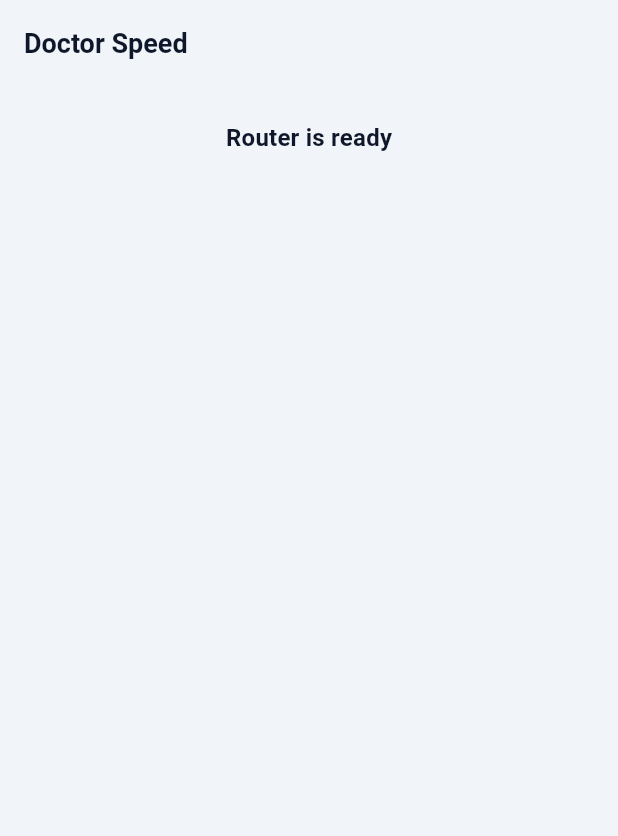
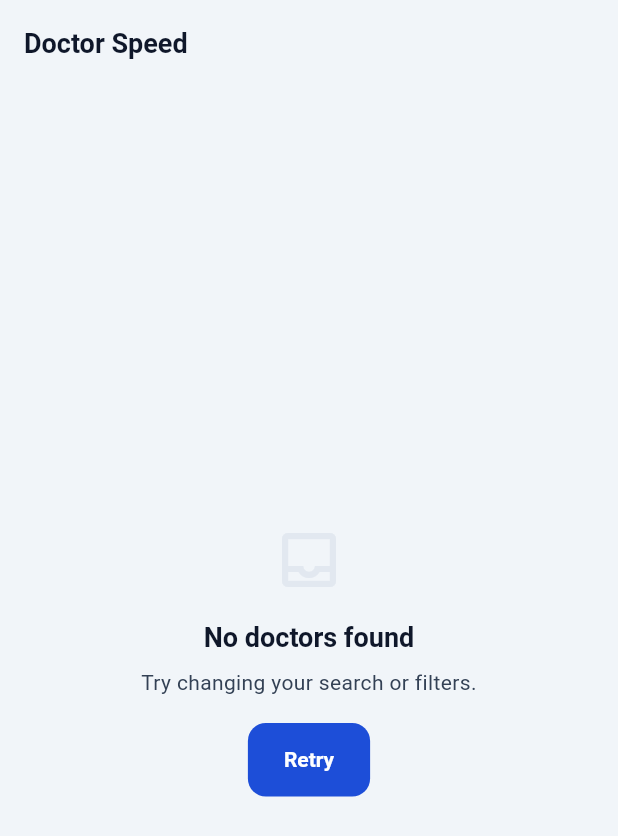
Before and after one commit to kamal635/doctor_speed_app, a Flutter app: the screen it shows after launch, on a phone screen of 412 x 824 dp. Shown: the top 836 px of the screen. Run offline on Flutter 3.47's test engine with Material 3 defaults, Android fonts, the phone set to English and light mode, and no system bars; our stand-ins replace dio, flutter_riverpod, flutter_secure_storage, go_router, shared_preferences, skeletonizer.

Commit message:
feat(shared/state): add empty state widget

```diff
--- a/lib/app/router/app_router.dart
+++ b/lib/app/router/app_router.dart
@@ -1,4 +1,4 @@
-import 'package:doctor_speed_app/core/extensions/build_context_theme_x.dart';
+import 'package:doctor_speed_app/shared/widgets/state_views/app_empty_state.dart';
 import 'package:flutter/material.dart';
 import 'package:go_router/go_router.dart';
 
@@ -23,21 +23,11 @@ class _PlaceholderPage extends StatelessWidget {
   Widget build(BuildContext context) {
     return Scaffold(
       appBar: AppBar(title: const Text('Doctor Speed')),
-      body: SingleChildScrollView(
-        child: Padding(
-          padding: const EdgeInsets.all(24.0),
-          child: Column(
-            mainAxisAlignment: MainAxisAlignment.center,
-            children: [
-              Center(
-                child: Text(
-                  'Router is ready',
-                  style: context.textTheme.titleMedium,
-                ),
-              ),
-            ],
-          ),
-        ),
+      body: AppEmptyState(
+        title: 'No doctors found',
+        message: 'Try changing your search or filters.',
+        actionLabel: 'Retry',
+        onActionPressed: () {},
       ),
     );
   }
--- a/lib/app/theme/app_theme.dart
+++ b/lib/app/theme/app_theme.dart
@@ -200,7 +200,7 @@ abstract final class AppTheme {
         backgroundColor: colorScheme.primary,
         foregroundColor: colorScheme.onPrimary,
         textStyle: AppTypography.button,
-        shape: const RoundedRectangleBorder(borderRadius: AppRadius.radiusPill),
+        shape: const RoundedRectangleBorder(borderRadius: AppRadius.radiusMd),
       ),
     );
   }
@@ -217,7 +217,7 @@ abstract final class AppTheme {
         backgroundColor: colorScheme.primary,
         foregroundColor: colorScheme.onPrimary,
         textStyle: AppTypography.button,
-        shape: const RoundedRectangleBorder(borderRadius: AppRadius.radiusPill),
+        shape: const RoundedRectangleBorder(borderRadius: AppRadius.radiusMd),
       ),
     );
   }
@@ -235,7 +235,7 @@ abstract final class AppTheme {
           color: colorScheme.primary,
         ),
         side: BorderSide(color: colorScheme.outline),
-        shape: const RoundedRectangleBorder(borderRadius: AppRadius.radiusPill),
+        shape: const RoundedRectangleBorder(borderRadius: AppRadius.radiusMd),
       ),
     );
   }
--- a/lib/shared/widgets/app_gaps.dart
+++ b/lib/shared/design_system/app_gaps.dart
@@ -1,6 +1,6 @@
 import 'package:flutter/widgets.dart';
 
-import '../design_system/app_spacing.dart';
+import 'app_spacing.dart';
 
 abstract final class AppGaps {
   static const Widget h4 = SizedBox(height: AppSpacing.xxs);
--- a/lib/shared/widgets/loading/app_loading_overlay.dart
+++ b/lib/shared/widgets/loading/app_loading_overlay.dart
@@ -1,7 +1,7 @@
 import 'package:doctor_speed_app/core/extensions/build_context_theme_x.dart';
 import 'package:doctor_speed_app/shared/design_system/app_colors.dart';
+import 'package:doctor_speed_app/shared/design_system/app_gaps.dart';
 import 'package:doctor_speed_app/shared/design_system/app_radius.dart';
-import 'package:doctor_speed_app/shared/widgets/app_gaps.dart';
 import 'package:flutter/material.dart';
 
 import 'app_loading_indicator.dart';
--- /dev/null
+++ b/lib/shared/widgets/state_views/app_empty_state.dart
@@ -0,0 +1,65 @@
+import 'package:doctor_speed_app/core/extensions/build_context_theme_x.dart';
+import 'package:doctor_speed_app/shared/design_system/app_gaps.dart';
+import 'package:flutter/material.dart';
+
+import '../buttons/app_button.dart';
+
+class AppEmptyState extends StatelessWidget {
+  const AppEmptyState({
+    super.key,
+    required this.title,
+    required this.message,
+    this.icon = Icons.inbox_outlined,
+    this.actionLabel,
+    this.onActionPressed,
+  });
+
+  final String title;
+  final String message;
+  final IconData icon;
+  final String? actionLabel;
+  final VoidCallback? onActionPressed;
+
+  @override
+  Widget build(BuildContext context) {
+    final textTheme = context.textTheme;
+    final colorScheme = context.colorScheme;
+
+    return Center(
+      child: Padding(
+        padding: const EdgeInsets.all(24),
+        child: Column(
+          mainAxisSize: MainAxisSize.min,
+          children: [
+            Icon(icon, size: 48, color: colorScheme.outline),
+
+            AppGaps.h16,
+
+            Text(
+              title,
+              style: textTheme.titleLarge,
+              textAlign: TextAlign.center,
+            ),
+
+            AppGaps.h8,
+
+            Text(
+              message,
+              style: textTheme.bodyMedium,
+              textAlign: TextAlign.center,
+            ),
+            if (actionLabel != null && onActionPressed != null) ...[
+              AppGaps.h16,
+
+              AppButton(
+                label: actionLabel!,
+                isExpanded: false,
+                onPressed: onActionPressed,
+              ),
+            ],
+          ],
+        ),
+      ),
+    );
+  }
+}
```
